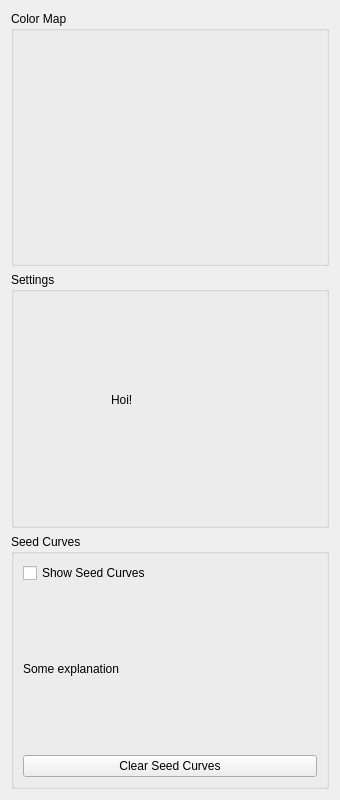
The window that smoke/view/streamsurfacestab.ui (bvanloon/Scientific-Visualization) describes before a commit, drawn with Qt 5.
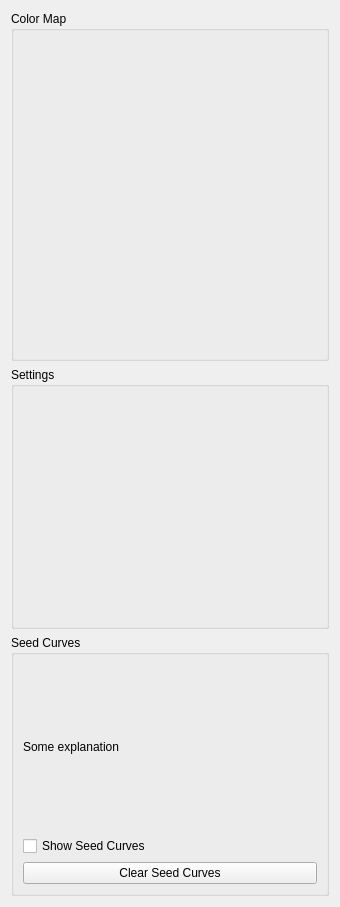
The same window after the commit. Custom widgets are drawn as their Qt base class.

Diff of the .ui file:
```diff
--- a/smoke/view/streamsurfacestab.ui
+++ b/smoke/view/streamsurfacestab.ui
@@ -7,13 +7,13 @@
     <x>0</x>
     <y>0</y>
     <width>340</width>
-    <height>800</height>
+    <height>907</height>
    </rect>
   </property>
   <property name="minimumSize">
    <size>
     <width>340</width>
-    <height>800</height>
+    <height>500</height>
    </size>
   </property>
   <property name="windowTitle">
@@ -22,6 +22,12 @@
   <layout class="QVBoxLayout" name="verticalLayout">
    <item>
     <widget class="QGroupBox" name="colorMapGroupBox">
+     <property name="minimumSize">
+      <size>
+       <width>0</width>
+       <height>350</height>
+      </size>
+     </property>
      <property name="title">
       <string>Color Map</string>
      </property>
@@ -37,19 +43,7 @@
      <property name="title">
       <string>Settings</string>
      </property>
-     <widget class="QLabel" name="label">
-      <property name="geometry">
-       <rect>
-        <x>100</x>
-        <y>120</y>
-        <width>60</width>
-        <height>16</height>
-       </rect>
-      </property>
-      <property name="text">
-       <string>Hoi!</string>
-      </property>
-     </widget>
+     <layout class="QVBoxLayout" name="verticalLayout_4"/>
     </widget>
    </item>
    <item>
@@ -58,13 +52,6 @@
       <string>Seed Curves</string>
      </property>
      <layout class="QVBoxLayout" name="verticalLayout_3">
-      <item>
-       <widget class="QCheckBox" name="showSeedCurvesCheckBox">
-        <property name="text">
-         <string>Show Seed Curves</string>
-        </property>
-       </widget>
-      </item>
       <item>
        <widget class="QLabel" name="seedCurvesExplanation">
         <property name="text">
@@ -72,6 +59,13 @@
         </property>
        </widget>
       </item>
+      <item>
+       <widget class="QCheckBox" name="showSeedCurvesCheckBox">
+        <property name="text">
+         <string>Show Seed Curves</string>
+        </property>
+       </widget>
+      </item>
       <item>
        <widget class="QPushButton" name="clearSeedCurvesButton">
         <property name="text">
```
